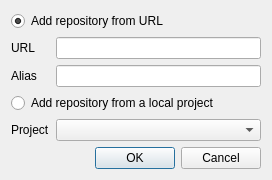
The window that src/ObsLightGui/ui/obsRepoConfig.ui (ronan22/obs-light) describes before a commit, drawn with Qt 5.
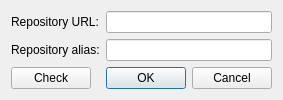
The same window after the commit.

Commit message: - splitted repository importer in two

```diff
--- a/src/ObsLightGui/ui/obsRepoConfig.ui
+++ b/src/ObsLightGui/ui/obsRepoConfig.ui
@@ -7,7 +7,7 @@
     <x>0</x>
     <y>0</y>
     <width>272</width>
-    <height>166</height>
+    <height>89</height>
    </rect>
   </property>
   <property name="windowTitle">
@@ -17,13 +17,30 @@
    <bool>true</bool>
   </property>
   <layout class="QFormLayout" name="formLayout">
-   <item row="1" column="1">
+   <property name="fieldGrowthPolicy">
+    <enum>QFormLayout::ExpandingFieldsGrow</enum>
+   </property>
+   <item row="0" column="0">
+    <widget class="QLabel" name="label_2">
+     <property name="text">
+      <string>Repository URL:</string>
+     </property>
+    </widget>
+   </item>
+   <item row="0" column="1">
     <widget class="QLineEdit" name="repoUrlLineEdit">
      <property name="toolTip">
       <string>URL of the repository to add.</string>
      </property>
     </widget>
    </item>
+   <item row="2" column="0">
+    <widget class="QLabel" name="label_3">
+     <property name="text">
+      <string>Repository alias:</string>
+     </property>
+    </widget>
+   </item>
    <item row="2" column="1">
     <widget class="QLineEdit" name="repoAliasLineEdit">
      <property name="toolTip">
@@ -31,7 +48,14 @@
      </property>
     </widget>
    </item>
-   <item row="6" column="0" colspan="2">
+   <item row="3" column="0">
+    <widget class="QPushButton" name="pushButton">
+     <property name="text">
+      <string>Check</string>
+     </property>
+    </widget>
+   </item>
+   <item row="3" column="1">
     <widget class="QDialogButtonBox" name="buttonBox">
      <property name="orientation">
       <enum>Qt::Horizontal</enum>
@@ -41,57 +65,6 @@
      </property>
     </widget>
    </item>
-   <item row="5" column="1">
-    <widget class="QComboBox" name="projectComboBox">
-     <property name="sizePolicy">
-      <sizepolicy hsizetype="MinimumExpanding" vsizetype="Fixed">
-       <horstretch>0</horstretch>
-       <verstretch>0</verstretch>
-      </sizepolicy>
-     </property>
-     <property name="toolTip">
-      <string>The project from which to import the repository.</string>
-     </property>
-    </widget>
-   </item>
-   <item row="5" column="0">
-    <widget class="QLabel" name="label">
-     <property name="text">
-      <string>Project</string>
-     </property>
-    </widget>
-   </item>
-   <item row="1" column="0">
-    <widget class="QLabel" name="label_2">
-     <property name="text">
-      <string>URL</string>
-     </property>
-    </widget>
-   </item>
-   <item row="2" column="0">
-    <widget class="QLabel" name="label_3">
-     <property name="text">
-      <string>Alias</string>
-     </property>
-    </widget>
-   </item>
-   <item row="0" column="0" colspan="2">
-    <widget class="QRadioButton" name="repoFromUrlRadioButton">
-     <property name="text">
-      <string>Add repository from URL</string>
-     </property>
-     <property name="checked">
-      <bool>true</bool>
-     </property>
-    </widget>
-   </item>
-   <item row="3" column="0" colspan="2">
-    <widget class="QRadioButton" name="repoFromProjectRadioButton">
-     <property name="text">
-      <string>Add repository from a local project</string>
-     </property>
-    </widget>
-   </item>
   </layout>
  </widget>
  <resources/>
```
Left out of the diff: 8 changed lines with no effect on the pictures. The commit also changes 3 other files.
